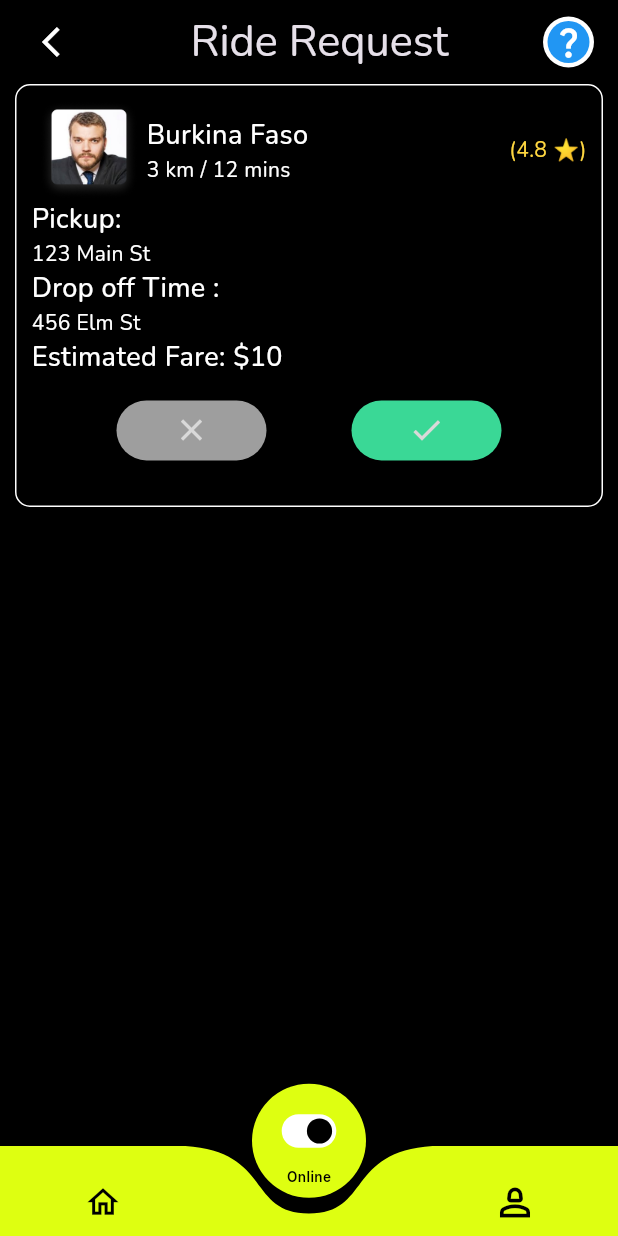
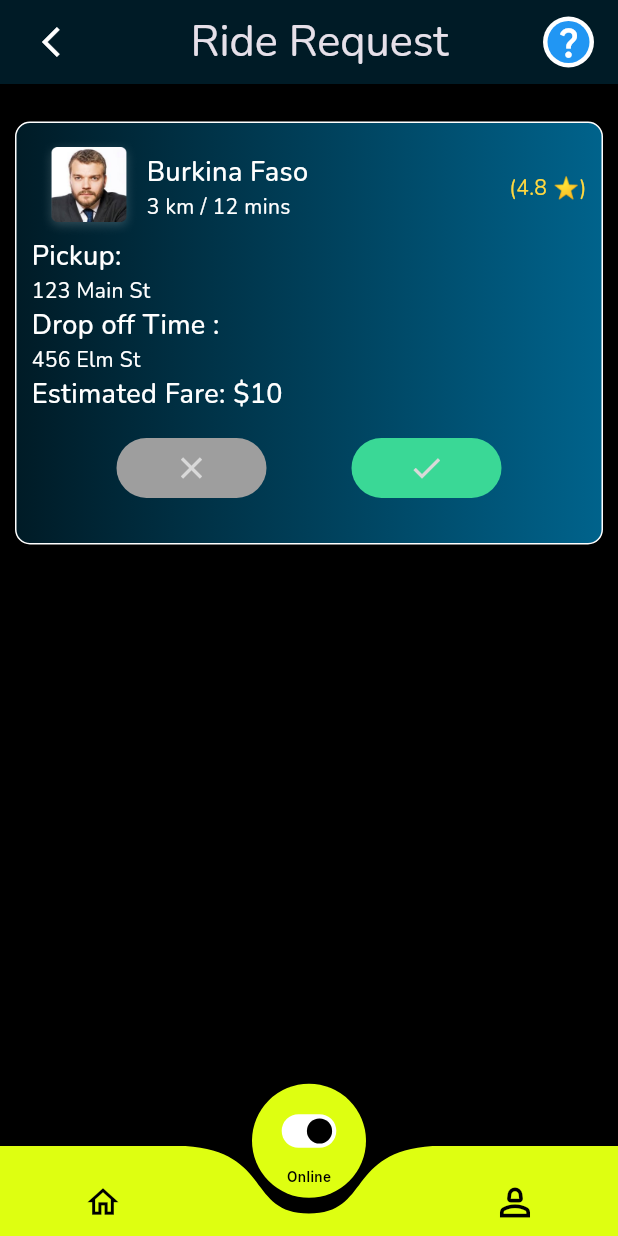
Before and after one commit to SMTech24-official/Rydleap-mobile-app, a Flutter app: the DriverRideRequest screen opened directly, on a phone screen of 412 x 824 dp. Run offline on Flutter 3.47's test engine with Material 3 defaults, Android fonts, the phone set to English and light mode, and no system bars; drawn by our look-alikes of curved_navigation_bar; our stand-ins replace flutter_otp_text_field, flutter_sizer, get, google_fonts, google_maps_flutter, image_picker and 5 more; missing offline and left inert: animated_snack_bar; accounts and stored records are empty; project files that could hold a hidden picture were left out.

Commit message:
color fixing

```diff
--- a/lib/feature/driver_contact_rider/presentation/driver_contact_rider.dart
+++ b/lib/feature/driver_contact_rider/presentation/driver_contact_rider.dart
@@ -22,6 +22,7 @@ class DriverContactRider extends StatelessWidget{
 
 
       appBar: AppBar(
+        backgroundColor: Color(0xff001B26),
         automaticallyImplyLeading: false,
         title: Row(
           mainAxisAlignment: MainAxisAlignment.spaceBetween,
--- a/lib/feature/driver_ride_request/presentation/driver_ride_request.dart
+++ b/lib/feature/driver_ride_request/presentation/driver_ride_request.dart
@@ -3,9 +3,10 @@
 
 
 import 'package:curved_navigation_bar/curved_navigation_bar.dart';
-import 'package:flutter/cupertino.dart';
+
 import 'package:flutter/material.dart';
 import 'package:google_fonts/google_fonts.dart';
+import 'package:rydleap/core/utility/app_colors.dart';
 
 import '../../../core/app_sizes.dart';
 import '../../driver_contact_rider/presentation/driver_contact_rider.dart';
@@ -16,6 +17,7 @@ class DriverRideRequest extends StatelessWidget{
     // TODO: implement build
     return Scaffold(
       appBar: AppBar(
+        backgroundColor: AppColors.navy_blue,
         automaticallyImplyLeading: false,
         title: Row(
           mainAxisAlignment: MainAxisAlignment.spaceBetween,
@@ -46,6 +48,7 @@ class DriverRideRequest extends StatelessWidget{
       body: Column(
         children: [
 
+          SizedBox(height: 25,),
 
           Container(
             padding: EdgeInsets.symmetric(horizontal: 10,vertical: 10),
@@ -56,7 +59,13 @@ class DriverRideRequest extends StatelessWidget{
               border: Border.all(
                 width: 1,
                 color: Colors.white,
-              )
+              ),
+
+              gradient: LinearGradient(
+                colors: [
+                  const Color(0xFF001B26),
+                  const Color(0xFF00638C),
+                ],),
 
             ),
             child: Column(
--- a/lib/feature/home/presentation/screens/home.dart
+++ b/lib/feature/home/presentation/screens/home.dart
@@ -44,6 +44,7 @@ class _HomeState extends State<Home> {
   Widget build(BuildContext context) {
     return Scaffold(
       appBar: AppBar(
+        backgroundColor: Color(0xff001B26),
         automaticallyImplyLeading: false,
         title: Row(
           mainAxisAlignment: MainAxisAlignment.spaceBetween,
--- a/lib/feature/request_a_ride/presentation/request_a_ride.dart
+++ b/lib/feature/request_a_ride/presentation/request_a_ride.dart
@@ -50,6 +50,7 @@ class _RequestARideState extends State<RequestARide>
     return Scaffold(
       appBar: AppBar(
         automaticallyImplyLeading: false,
+        backgroundColor: Color(0xff001B26),
         title: Row(
           mainAxisAlignment: MainAxisAlignment.spaceBetween,
           children: [
@@ -79,6 +80,7 @@ class _RequestARideState extends State<RequestARide>
         child: Column(
           mainAxisAlignment: MainAxisAlignment.spaceBetween,
           children: [
+            SizedBox(height: 20,),
             Column(
               children: [
                 PickupAndDropInputTile(
--- a/lib/feature/schedule_your_ride/presentation/schedule_your_ride.dart
+++ b/lib/feature/schedule_your_ride/presentation/schedule_your_ride.dart
@@ -81,6 +81,7 @@ class _ScheduleYourRideState extends State<ScheduleYourRide>
     // TODO: implement build
     return Scaffold(
       appBar: AppBar(
+        backgroundColor: Color(0xff001B26),
         automaticallyImplyLeading: false,
         title: Row(
           mainAxisAlignment: MainAxisAlignment.start,
@@ -189,6 +190,9 @@ class _ScheduleYourRideState extends State<ScheduleYourRide>
             ),
 
             TabBar(
+              indicatorColor: Colors.amberAccent,
+              labelColor: Colors.white,
+              unselectedLabelColor: Colors.white,
               controller: _tabController,
               tabs: [
                 Tab(text: 'Economy'),
```
Also changed, not shown: lib/feature/driver_dashboard/presentation/driver_dashboard.dart (+12 -1 lines).
